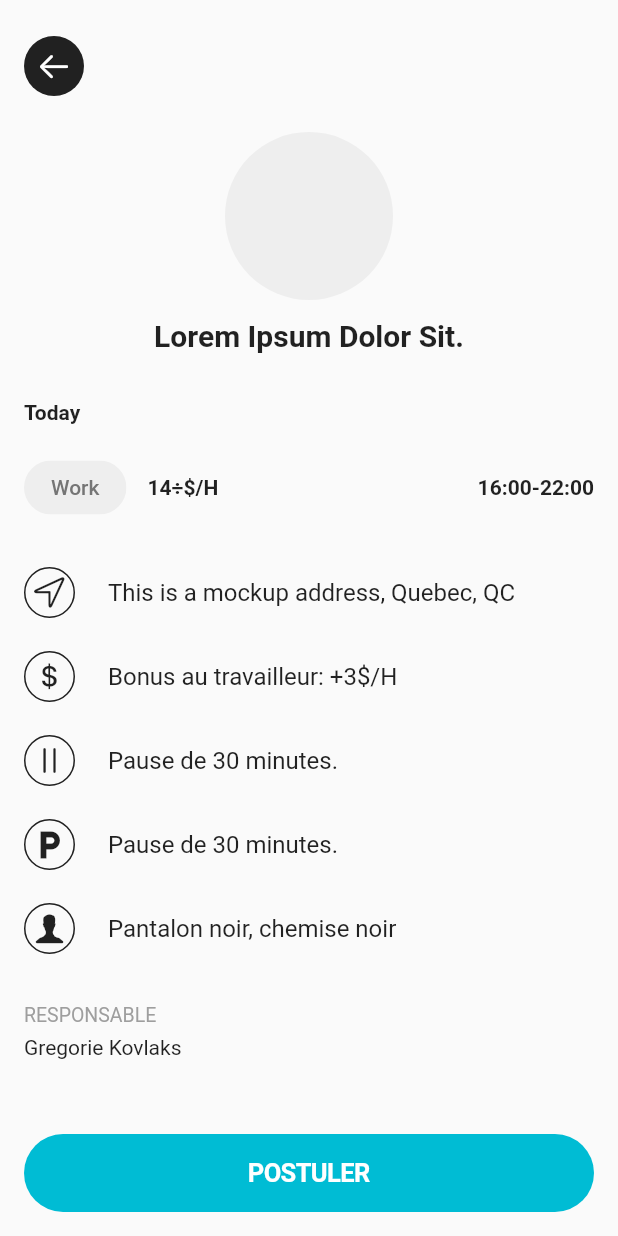
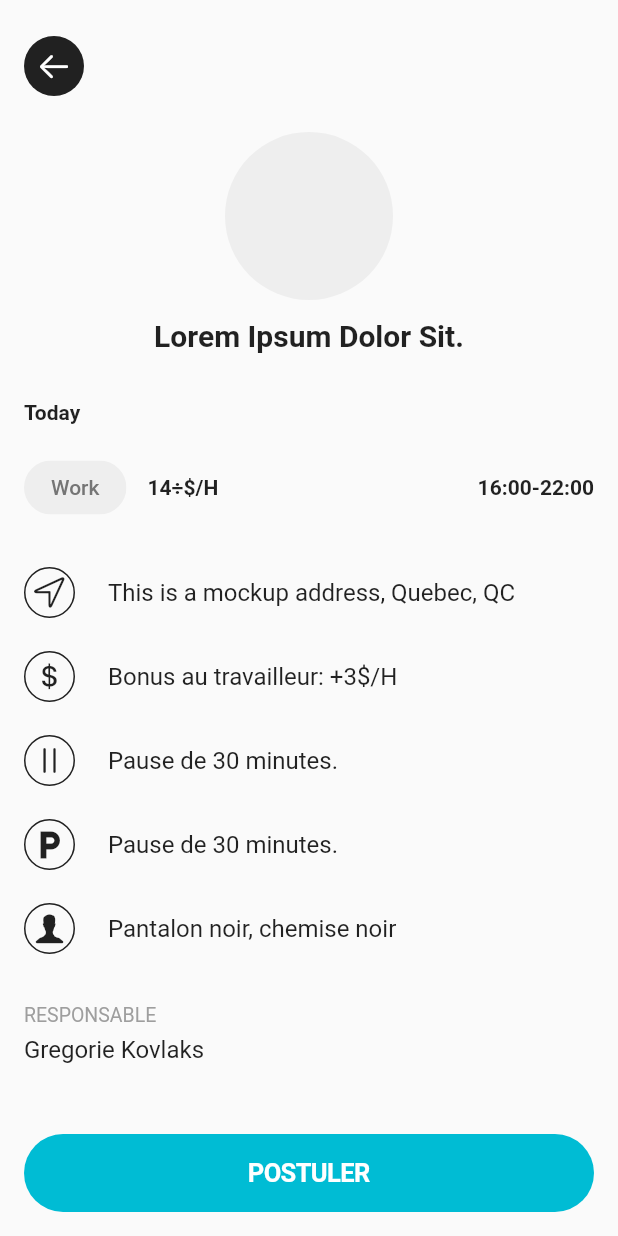
Before and after one commit to thorvalld/flutter-tech-test, a Flutter app: the screen it shows after launch, after a tap on "Marroniers", on a phone screen of 412 x 824 dp. Run offline on Flutter 3.47's test engine with Material 2 defaults, Android fonts, the phone set to English and light mode, and no system bars.

Commit message:
date/time and timestamps formatting, minor UI improvements

```diff
--- a/lib/ui/pages/shift_details.dart
+++ b/lib/ui/pages/shift_details.dart
@@ -136,7 +136,7 @@ class _ShiftDetailsState extends State<ShiftDetails> {
                 margin: const EdgeInsets.symmetric(horizontal: 16,),
                 child: Row(
                   children: const [
-                    Text('Gregorie Kovlaks', style: TextStyle(color: Colors.black87,),),
+                    Text('Gregorie Kovlaks', style: TextStyle(color: Colors.black87, fontSize: 16),),
                   ],
                 ),
               ),
--- a/lib/ui/pages/shifts_screen.dart
+++ b/lib/ui/pages/shifts_screen.dart
@@ -1,10 +1,8 @@
-import 'dart:convert';
-
 import 'package:flutter/cupertino.dart';
 import 'package:flutter/material.dart';
-import 'package:flutter/services.dart';
 import 'package:flutter_tech_test/services/api_call.dart';
 import 'package:flutter_tech_test/ui/widgets/shift_card.dart';
+import 'package:flutter_tech_test/ui/widgets/state_widgets.dart';
 import 'package:flutter_tech_test/utils/app_strings.dart';
 
 import 'shift_details.dart';
@@ -18,7 +16,6 @@ class ShiftScreen extends StatefulWidget {
 
 class _ShiftScreenState extends State<ShiftScreen> {
   final APIServices _apiServices = APIServices();
-  List _items = List.empty(growable: true);
 
   @override
   Widget build(BuildContext context) {
@@ -38,12 +35,53 @@ class _ShiftScreenState extends State<ShiftScreen> {
             future: _apiServices.readJson(),
             builder: (context, snapshot) {
               if(snapshot.connectionState == ConnectionState.waiting){
-                //loading
-                return const Text('loading A');
+                return const LoadingStateWidget();
               }else if(snapshot.connectionState == ConnectionState.done){
-                //check data
                 if(snapshot.hasData){
-                  return ListView.builder(
+                  return Column(
+                    children: [
+                      Container(
+                        child: Row(
+                          mainAxisAlignment: MainAxisAlignment.start,
+                          children: const [
+                            Text(AppStrings.shiftScreenListSub1, style: TextStyle(color: Colors.blueGrey, fontSize: 12),)
+                          ],
+                        ),
+                        margin: const EdgeInsets.symmetric(horizontal: 16),
+                      ),
+                      const SizedBox(height: 14,),
+                      Container(
+                        child: Column(
+                          children: [
+                            Row(
+                              children: [
+                                Icon(CupertinoIcons.rectangle_on_rectangle_angled, color: Colors.blueAccent.withOpacity(.6), size: 32,)
+                              ],
+                              mainAxisAlignment: MainAxisAlignment.center,
+                            ),
+                            const SizedBox(height: 8,),
+                            Row(
+                              children: const [
+                                Text(AppStrings.noShiftToday, style: TextStyle(color: Colors.grey, fontSize: 12),)
+                              ],
+                              mainAxisAlignment: MainAxisAlignment.center,
+                            ),
+                          ],
+                        ),
+                        margin: const EdgeInsets.symmetric(horizontal: 16),
+                      ),
+                      const SizedBox(height: 22,),
+                      Container(
+                        child: Row(
+                          mainAxisAlignment: MainAxisAlignment.start,
+                          children: const [
+                            Text(AppStrings.shiftScreenListSub2, style: TextStyle(color: Colors.blueGrey, fontSize: 12),)
+                          ],
+                        ),
+                        margin: const EdgeInsets.symmetric(horizontal: 16),
+                      ),
+                      const SizedBox(height: 8,),
+                      ListView.builder(
                           physics: const NeverScrollableScrollPhysics(),
                           shrinkWrap: true,
                           itemCount: snapshot.data!.isEmpty ? 3 : snapshot.data!.length,
@@ -58,16 +96,18 @@ class _ShiftScreenState extends State<ShiftScreen> {
                                   position: snapshot.data![index]["post_name"],
                                   hourlyRate: snapshot.data![index]["buy_price"],
                                   startEnd: snapshot.data![index]["- - -"],
+                                  bonusRate: snapshot.data![index]["bonus"].toString(),
                                 ));
-                      });
-                }else if(snapshot.hasError){
-                  return const Text('has err');
+                          }),
+                    ],
+                  );
+                }else if(!snapshot.hasData){
+                  return const EmptyStateWidget();
                 } else {
-                  return const Text('loading B');
+                  return const HasErrorStateWidget();
                 }
               }else{
-                //oops
-                return const Text('oops');
+                return const HasFailedDStateWidget();
               }
             }
           ),
--- a/lib/ui/widgets/shift_card.dart
+++ b/lib/ui/widgets/shift_card.dart
@@ -1,4 +1,7 @@
 import 'package:flutter/material.dart';
+import 'package:flutter_tech_test/utils/app_strings.dart';
+import 'package:intl/intl.dart';
+import 'package:intl/date_symbol_data_local.dart';
 
 class ShiftCard extends StatelessWidget {
   final String? employer;
@@ -6,7 +9,8 @@ class ShiftCard extends StatelessWidget {
   final String? position;
   final String? hourlyRate;
   final String? startEnd;
-  const ShiftCard({Key? key, this.employer, this.startDate, this.position, this.hourlyRate, this.startEnd}) : super(key: key);
+  final String? bonusRate;
+  const ShiftCard({Key? key, this.employer, this.startDate, this.position, this.hourlyRate, this.startEnd, this.bonusRate}) : super(key: key);
 
   @override
   Widget build(BuildContext context) {
@@ -31,7 +35,7 @@ class ShiftCard extends StatelessWidget {
           Row(
             mainAxisAlignment: MainAxisAlignment.start,
             children: [
-              Text('$startDate', style: const TextStyle(color: Colors.black87, fontWeight: FontWeight.bold),)
+              Text(isToday(startDate!) ? AppStrings.todayStr : timestampToReadable(startDate!), style: TextStyle(color: isToday(startDate!) ? Colors.redAccent : Colors.blueGrey, fontWeight: FontWeight.bold, fontSize: 12),)
             ],
           ),
           const SizedBox(height: 8,),
@@ -41,16 +45,42 @@ class ShiftCard extends StatelessWidget {
             children: [
               Chip(
                 backgroundColor: Colors.grey.shade200,
-                  labelPadding: const EdgeInsets.symmetric(horizontal: 14, vertical: 2),
-                  label: Text('$position', style: TextStyle(color: Colors.grey.shade600,),)),
+                  label: Text('$position', style: TextStyle(color: Colors.grey.shade600, fontSize: 12),)),
               const SizedBox(width: 8,),
-              Text('$hourlyRate', style: const TextStyle(color: Colors.black87, fontWeight: FontWeight.bold),),
+              RichText(
+                text: TextSpan(
+                    text: '$hourlyRate\$/H ',
+                    style: const TextStyle(
+                        color: Colors.black87, fontSize: 12),
+                    children: <TextSpan>[
+                      TextSpan(text: '+ $bonusRate\$/H',
+                          style: const TextStyle(
+                              color: Colors.teal, fontSize: 12),
+                      )
+                    ]
+                ),
+              ),
               const Spacer(),
-              Text('$startEnd', style: const TextStyle(color: Colors.black87, fontWeight: FontWeight.bold),),
+              const Text('16:00-22:00', style: TextStyle(color: Colors.black87, fontWeight: FontWeight.bold, fontSize: 12),),
             ],
           ),
         ],
       ),
     );
   }
+  String timestampToReadable(String providedTimestamp) {
+    initializeDateFormatting('fr');
+    DateTime? formatted = DateTime.tryParse(providedTimestamp);
+    String readableDate = DateFormat.MMMMEEEEd('fr').format(formatted!);
+    return readableDate.toUpperCase();
+  }
+
+  bool isToday(String providedTimestamp){
+    final now = DateTime.now();
+    DateTime? formatted = DateTime.tryParse(providedTimestamp);
+    final today = DateTime(now.year, now.month, now.day);
+    final toCheck = DateTime(formatted!.year, formatted.month, formatted.day);
+    return today == toCheck;
+  }
+
 }
--- a/lib/utils/app_strings.dart
+++ b/lib/utils/app_strings.dart
@@ -6,4 +6,9 @@ class AppStrings {
   static const String shiftScreenListSub1 = 'DERNIERE MINUTE';
   static const String shiftScreenListSub2 = 'SHIFTS A VENIR';
   static const String detailScreenResponsableLabel = 'RESPONSABLE';
+  static const String todayStr = 'AUJOURD\'HUI';
+  static const String noShiftToday = 'pas de shifts pour aujourd\'hui!';
+  static const String emptyStateStr = 'it looks empty in here!';
+  static const String errorStateStr = 'a problem occurred!';
+  static const String failedStateStr = 'failed while loading data!';
 }
--- a/pubspec.yaml
+++ b/pubspec.yaml
@@ -34,6 +34,7 @@ dependencies:
   # The following adds the Cupertino Icons font to your application.
   # Use with the CupertinoIcons class for iOS style icons.
   cupertino_icons: ^1.0.2
+  intl: ^0.17.0
 
 dev_dependencies:
   flutter_test:
```
Also changed, not shown: lib/ui/widgets/state_widgets.dart (+74 -4 lines). Lines whose indentation alone changed are shown as unchanged.
